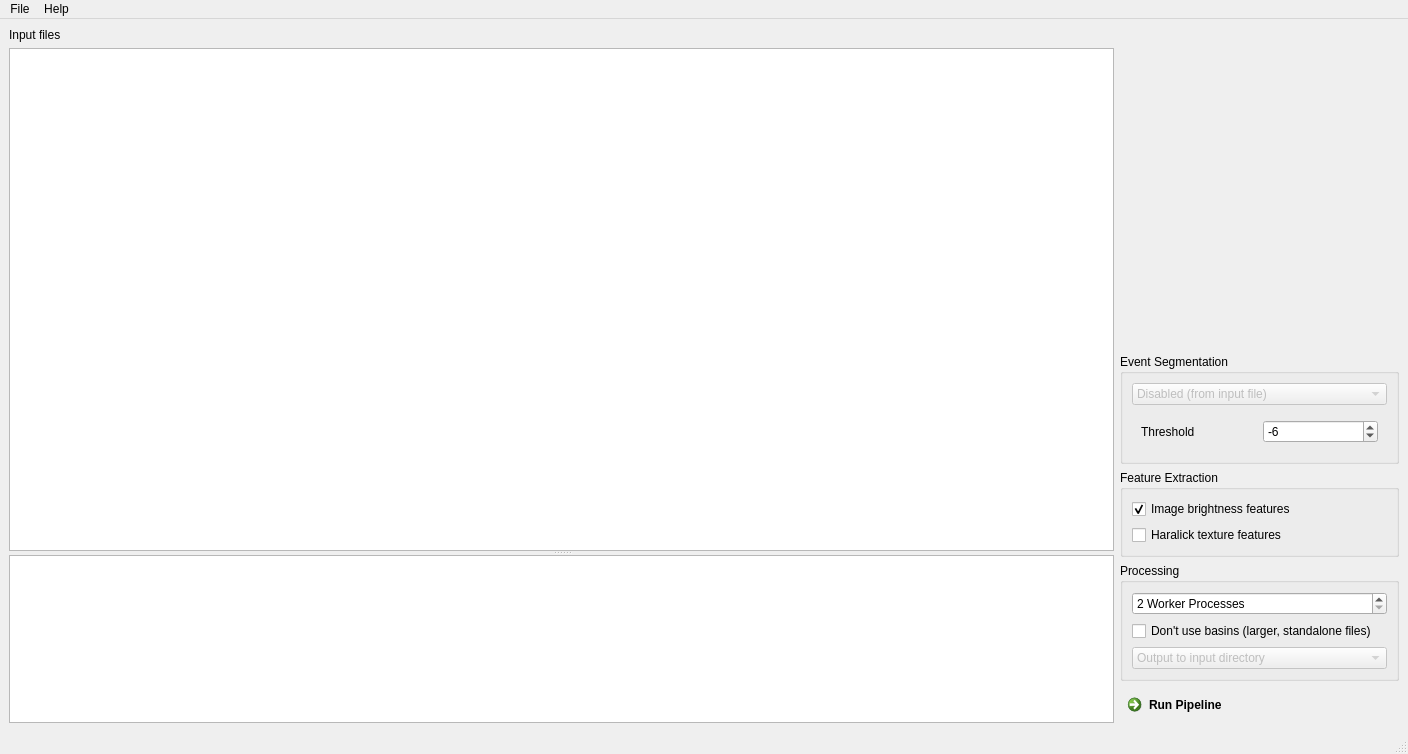
The window that chipstream/gui/main_window.ui (DC-analysis/ChipStream) describes before a commit, drawn with Qt 5.
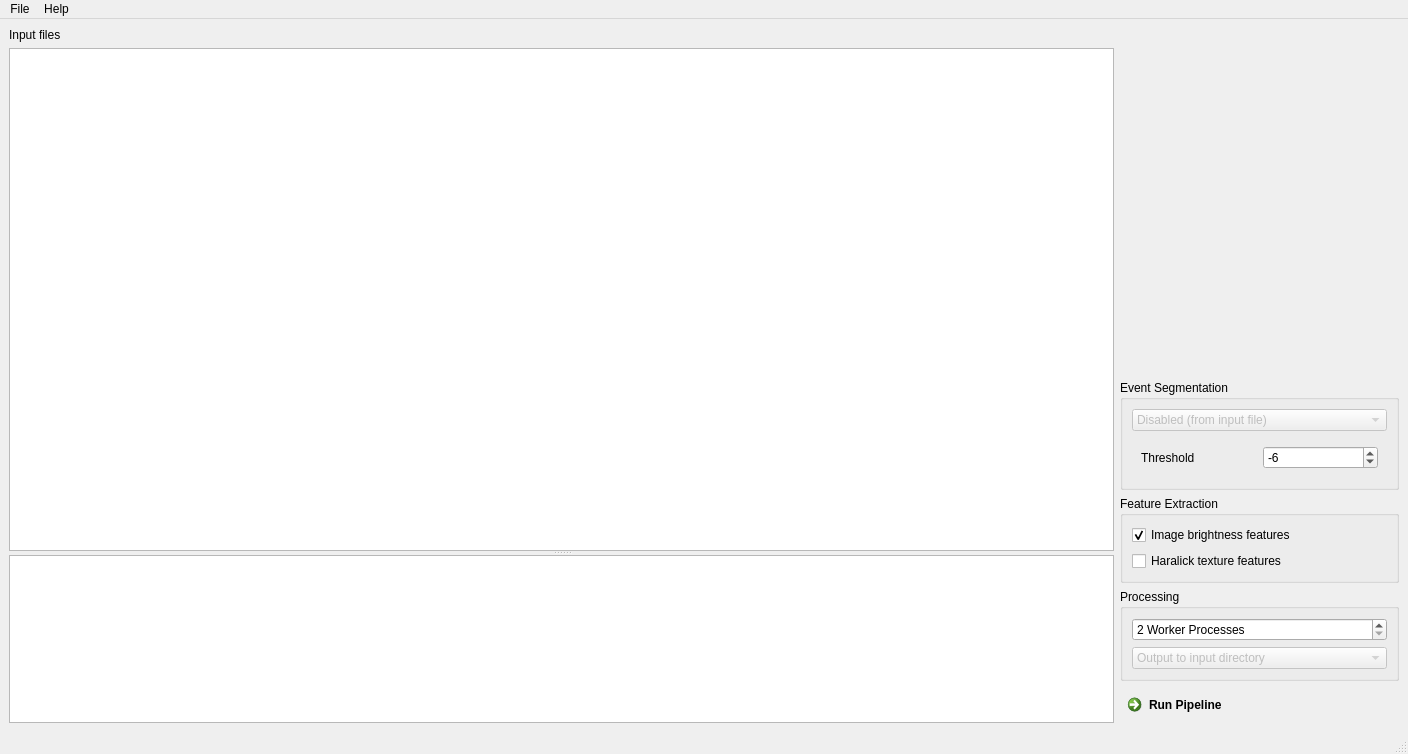
The same window after the commit. Custom widgets are drawn as their Qt base class.

Commit message: ref: remove basin checkbox (used only for copy segmenter later on)

Patch:
```diff
--- a/chipstream/gui/main_window.ui
+++ b/chipstream/gui/main_window.ui
@@ -262,13 +262,6 @@
             </property>
            </widget>
           </item>
-          <item>
-           <widget class="QCheckBox" name="checkBox_no_basins">
-            <property name="text">
-             <string>Don't use basins (larger, standalone files)</string>
-            </property>
-           </widget>
-          </item>
           <item>
            <widget class="QComboBox" name="comboBox">
             <property name="enabled">
```
